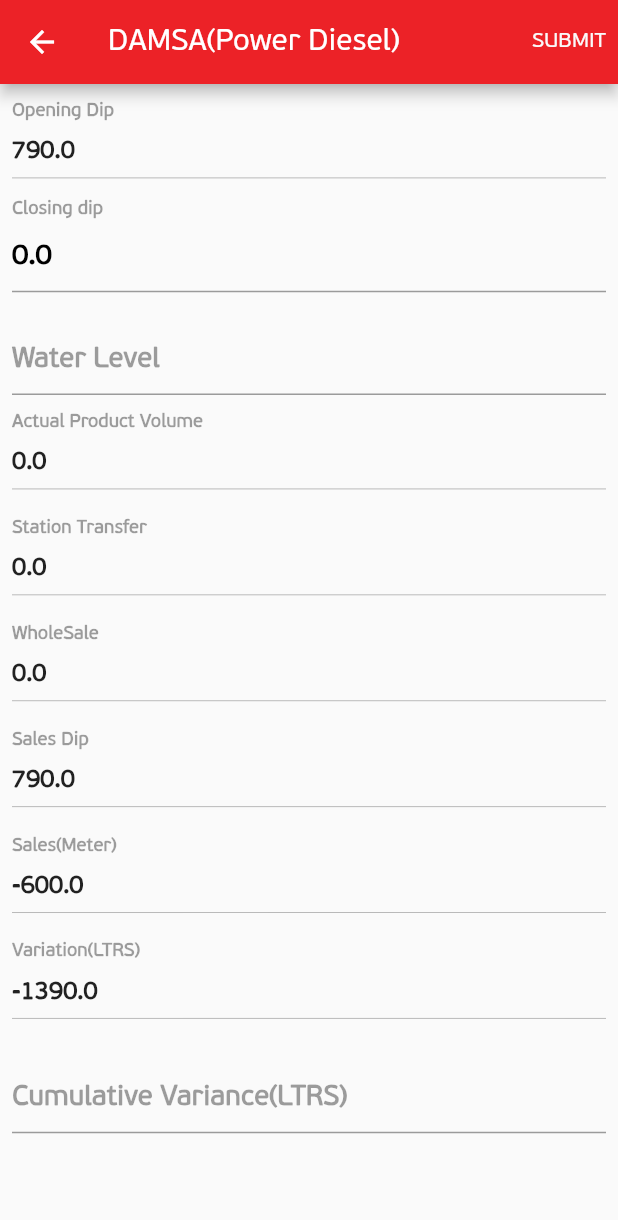
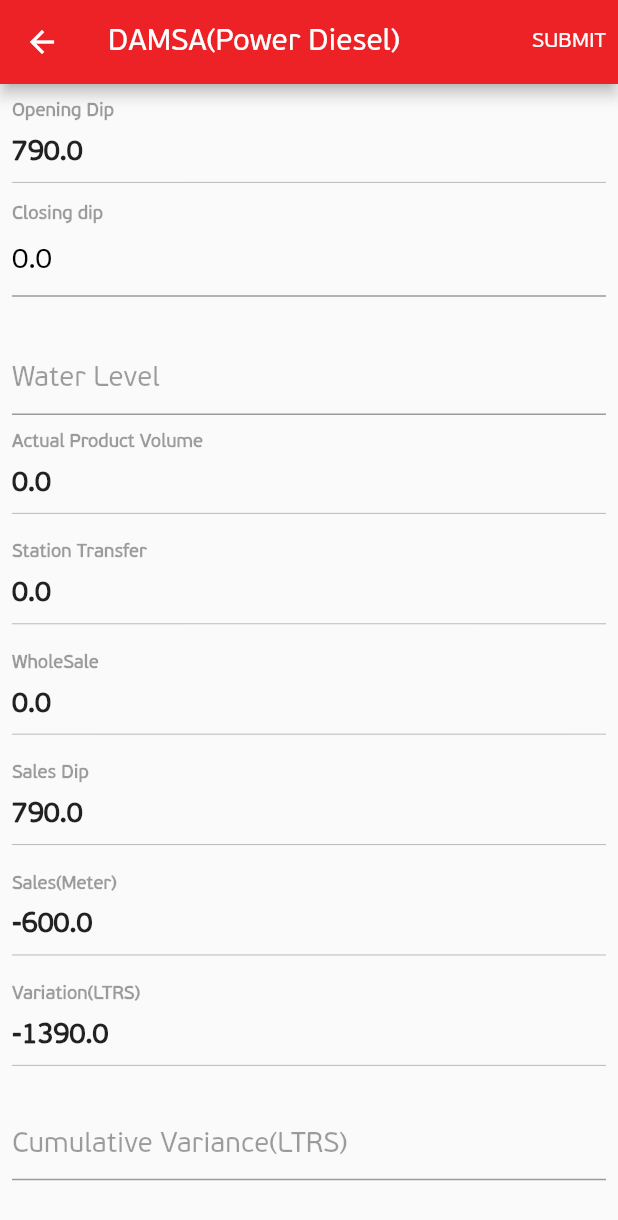
Before and after one commit to Mr-Ashitey/qg_stock_take_app, a Flutter app: the DAMSA screen opened directly, on a phone screen of 412 x 824 dp. Shown: the top 1220 px of the screen. Run offline on Flutter 3.47's test engine with Material 2 defaults, Android fonts, the phone set to English and light mode, and no system bars; our stand-ins replace flutter_speed_dial, sqflite; accounts and stored records are empty.

Commit message:
decrease font weight of field texts and increase fontsize of readings

```diff
--- a/lib/screens/stock_take_details/sales/damsa.dart
+++ b/lib/screens/stock_take_details/sales/damsa.dart
@@ -51,7 +51,7 @@ class _DAMSAState extends State<DAMSA> {
               '0.0',
               Colors.black,
             ),
-            SizedBox(height: getProportionateScreenHeight(20)),
+            SizedBox(height: getProportionateScreenHeight(30)),
             getField(
               'Water Level',
               Colors.black38,
@@ -128,7 +128,7 @@ class _DAMSAState extends State<DAMSA> {
     return Text(
       "$reading",
       style: const TextStyle(
-        fontSize: 16,
+        fontSize: 18,
         fontWeight: FontWeight.w600,
       ),
     );
@@ -157,7 +157,7 @@ class _DAMSAState extends State<DAMSA> {
       decoration: InputDecoration(
         hintText: hint,
         hintStyle: TextStyle(
-          fontWeight: FontWeight.bold,
+          fontWeight: FontWeight.w500,
           color: color,
           fontSize: getProportionateScreenHeight(18),
         ),
```
